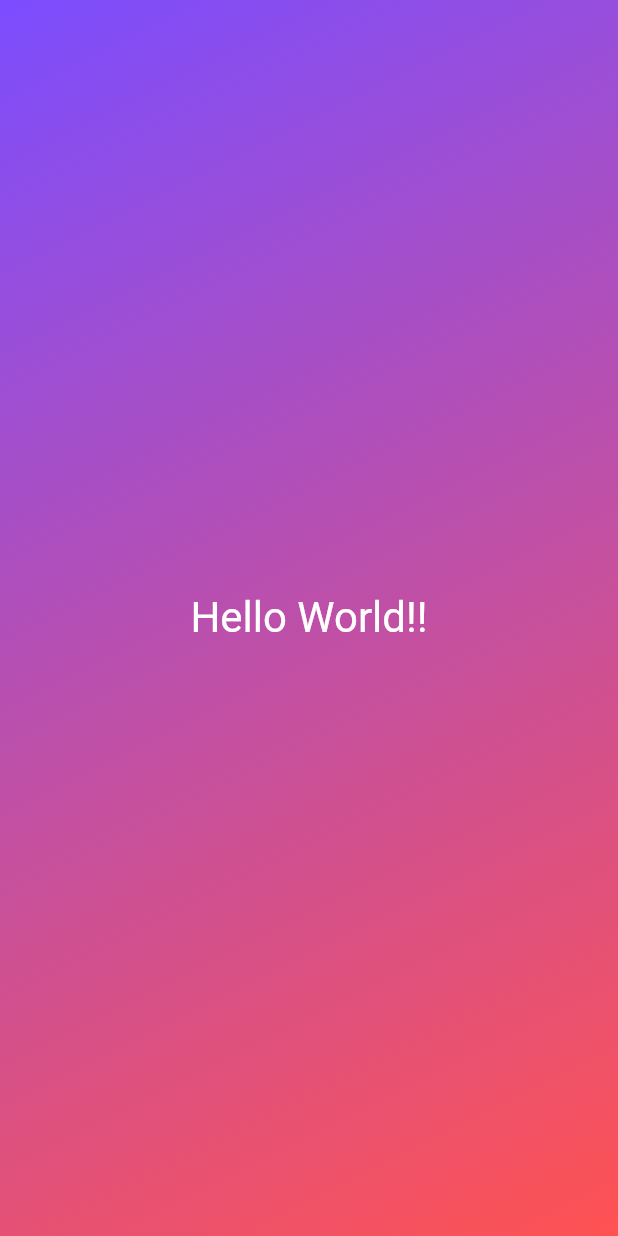
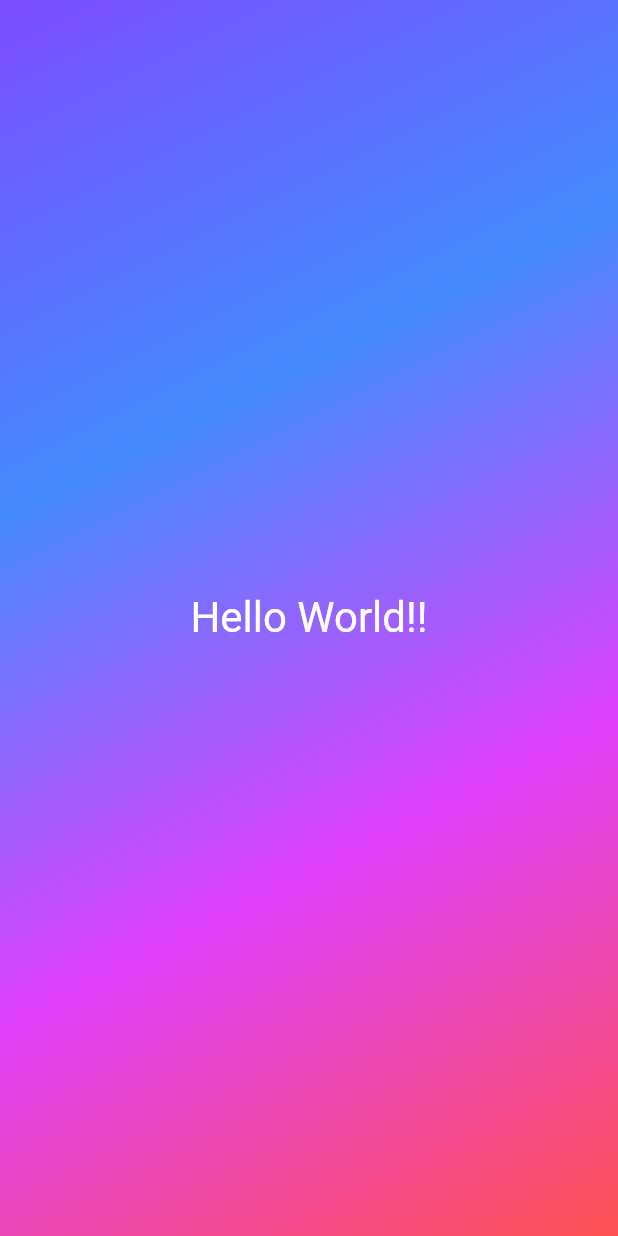
Before and after one commit to Blue89Azul/flutter, a Flutter app: the screen it shows after launch, on a phone screen of 412 x 824 dp. Run offline on Flutter 3.47's test engine with Material 2 defaults, Android fonts, the phone set to English and light mode, and no system bars.

Commit message:
changed one arguments from two.

```diff
--- a/lib/gradient_container.dart
+++ b/lib/gradient_container.dart
@@ -5,17 +5,17 @@ const Alignment startAlignment = Alignment.topLeft;
 const Alignment endAlignment   = Alignment.bottomRight;
 
 class GradientContainer extends StatelessWidget {
-  final Color startColor;
-  final Color endColor;
+  final List<Color> colors;
 
-  const GradientContainer(this.startColor, this.endColor, {super.key});
+  const GradientContainer( {super.key, required this.colors});
+
 
   @override
   Widget build(BuildContext context) {
     return Container(
       decoration: BoxDecoration(
           gradient: LinearGradient(
-        colors: [startColor, endColor],
+        colors: colors,
         begin: startAlignment,
         end: endAlignment,
       )),
```
Also changed, not shown: lib/main.dart (+6 -1 lines).
